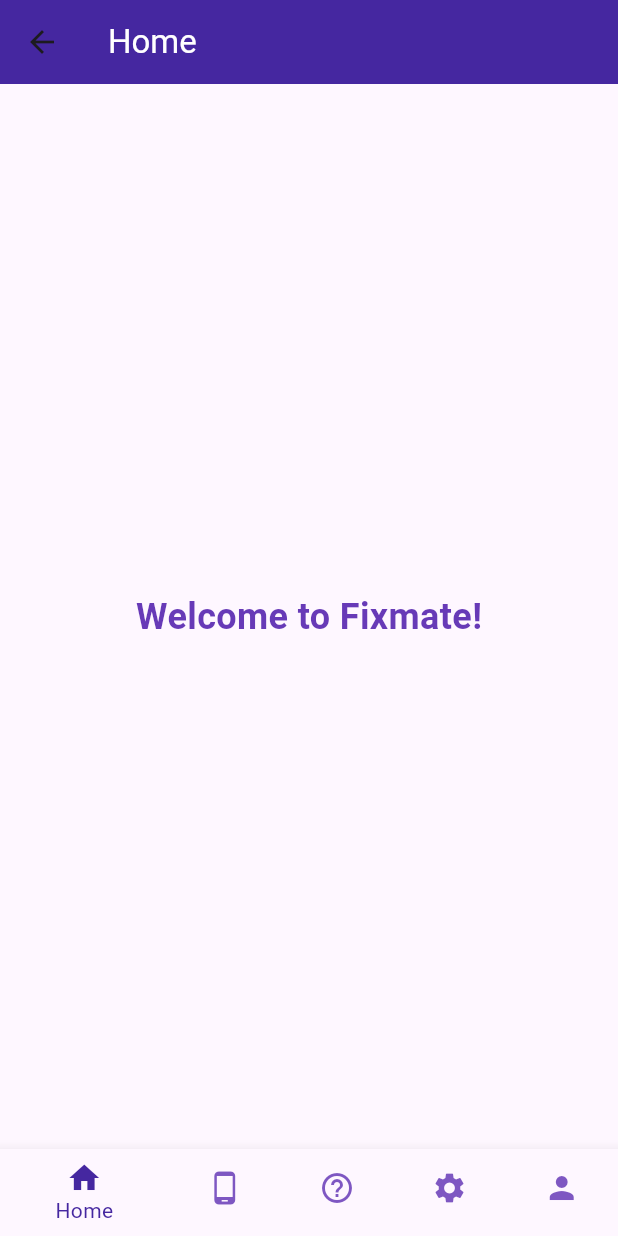
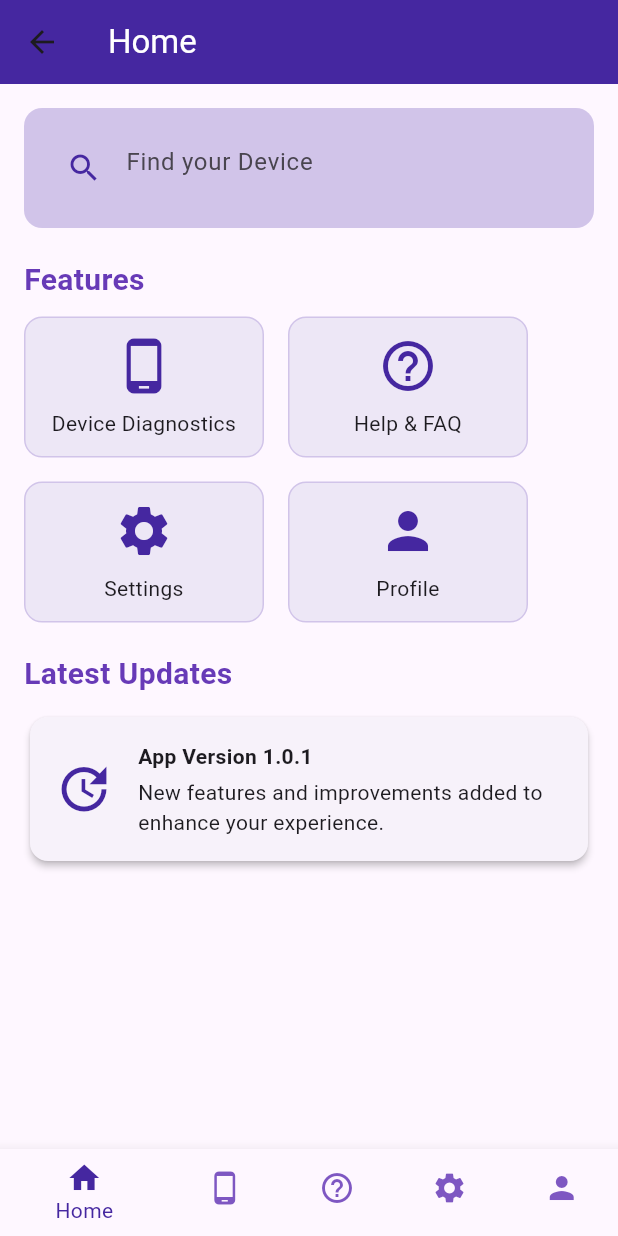
Before and after one commit to Abhi-lash27/Fixmate, a Flutter app: the DashboardPage screen opened by its route, on a phone screen of 412 x 824 dp. Run offline on Flutter 3.47's test engine with Material 3 defaults, Android fonts, the phone set to English and light mode, and no system bars; our stand-ins replace cloud_firestore, firebase_auth, firebase_core, firebase_storage, font_awesome_flutter, image_picker; accounts and stored records are empty.

Commit message:
added signin,signup roles and modified the dashboard page

```diff
--- a/lib/pages/dashboard_page.dart
+++ b/lib/pages/dashboard_page.dart
@@ -12,12 +12,10 @@ class DashboardPage extends StatefulWidget {
 }
 
 class _DashboardPageState extends State<DashboardPage> {
-  // Index to track the current selected tab
   int _selectedIndex = 0;
 
-  // List of pages for the bottom navigation bar options
   final List<Widget> _pages = [
-    const HomePage(), // Home page content
+    const HomePage(),
     const DeviceDiagnosticsPage(),
     const HelpPage(),
     const SettingsPage(),
@@ -27,10 +25,10 @@ class _DashboardPageState extends State<DashboardPage> {
   @override
   Widget build(BuildContext context) {
     return Scaffold(
-      body: _pages[_selectedIndex], // Display the selected page
+      body: _pages[_selectedIndex],
       bottomNavigationBar: BottomNavigationBar(
-        currentIndex: _selectedIndex, // The currently selected index
-        onTap: _onItemTapped, // Handle the tab change
+        currentIndex: _selectedIndex,
+        onTap: _onItemTapped,
         items: const [
           BottomNavigationBarItem(
             icon: Icon(Icons.home),
@@ -60,10 +58,9 @@ class _DashboardPageState extends State<DashboardPage> {
     );
   }
 
-  // Method to handle tab item selection
   void _onItemTapped(int index) {
     setState(() {
-      _selectedIndex = index; // Update the selected tab index
+      _selectedIndex = index;
     });
   }
 }
@@ -78,16 +75,106 @@ class HomePage extends StatelessWidget {
         title: const Text('Home', style: TextStyle(color: Colors.white)),
         backgroundColor: Colors.deepPurple.shade800,
       ),
-      body: const Center(
-        child: Text(
-          'Welcome to Fixmate!',
-          style: TextStyle(
-            fontSize: 24,
-            fontWeight: FontWeight.bold,
-            color: Colors.deepPurple,
-          ),
+      body: Padding(
+        padding: const EdgeInsets.all(16.0),
+        child: Column(
+          crossAxisAlignment: CrossAxisAlignment.start,
+          children: [
+            // Banner with Search Option
+            Container(
+              padding: const EdgeInsets.all(16.0),
+              decoration: BoxDecoration(
+                color: Colors.deepPurple.shade100,
+                borderRadius: BorderRadius.circular(12),
+              ),
+              child: Row(
+                children: [
+                  Expanded(
+                    child: TextField(
+                      decoration: InputDecoration(
+                        hintText: 'Find your Device',
+                        prefixIcon: Icon(Icons.search, color: Colors.deepPurple.shade800),
+                        border: InputBorder.none,
+                      ),
+                    ),
+                  ),
+                ],
+              ),
+            ),
+            const SizedBox(height: 20),
+
+            // Features Section
+            const Text(
+              'Features',
+              style: TextStyle(fontSize: 20, fontWeight: FontWeight.bold, color: Colors.deepPurple),
+            ),
+            const SizedBox(height: 10),
+            Wrap(
+              spacing: 16,
+              runSpacing: 16,
+              children: [
+                _buildFeatureCard(Icons.phone_android, 'Device Diagnostics'),
+                _buildFeatureCard(Icons.help_outline, 'Help & FAQ'),
+                _buildFeatureCard(Icons.settings, 'Settings'),
+                _buildFeatureCard(Icons.person, 'Profile'),
+              ],
+            ),
+            const SizedBox(height: 20),
+
+            // Additional Information
+            const Text(
+              'Latest Updates',
+              style: TextStyle(fontSize: 20, fontWeight: FontWeight.bold, color: Colors.deepPurple),
+            ),
+            const SizedBox(height: 10),
+            Card(
+              elevation: 2,
+              child: Padding(
+                padding: const EdgeInsets.all(16.0),
+                child: Row(
+                  children: [
+                    Icon(Icons.update, color: Colors.deepPurple.shade800, size: 40),
+                    const SizedBox(width: 16),
+                    Expanded(
+                      child: Column(
+                        crossAxisAlignment: CrossAxisAlignment.start,
+                        children: const [
+                          Text(
+                            'App Version 1.0.1',
+                            style: TextStyle(fontWeight: FontWeight.bold),
+                          ),
+                          SizedBox(height: 4),
+                          Text('New features and improvements added to enhance your experience.'),
+                        ],
+                      ),
+                    ),
+                  ],
+                ),
+              ),
+            ),
+          ],
         ),
       ),
     );
   }
+
+  // Helper method to create feature cards
+  Widget _buildFeatureCard(IconData icon, String label) {
+    return Container(
+      width: 160,
+      padding: const EdgeInsets.all(12.0),
+      decoration: BoxDecoration(
+        color: Colors.deepPurple.shade50,
+        borderRadius: BorderRadius.circular(12),
+        border: Border.all(color: Colors.deepPurple.shade100),
+      ),
+      child: Column(
+        children: [
+          Icon(icon, color: Colors.deepPurple.shade800, size: 40),
+          const SizedBox(height: 8),
+          Text(label, textAlign: TextAlign.center),
+        ],
+      ),
+    );
+  }
 }
--- a/lib/pages/signup_page.dart
+++ b/lib/pages/signup_page.dart
@@ -23,9 +23,11 @@ class _SignUpPageState extends State<SignUpPage> {
       'name': user.displayName ?? 'No Name',
       'email': user.email ?? 'No Email',
       'profileImageUrl': '', // Or use a default image URL
+      'role': 'user', // Set the role as 'user' by default
     });
   }
 }
+
 
   Future<void> _signUp() async {
     if (_formKey.currentState!.validate()) {
```
Also changed, not shown: lib/pages/admin_dashboard_page.dart (added, +13 -0 lines), lib/pages/login_page.dart (+69 -22 lines). Lines whose indentation alone changed are shown as unchanged.
